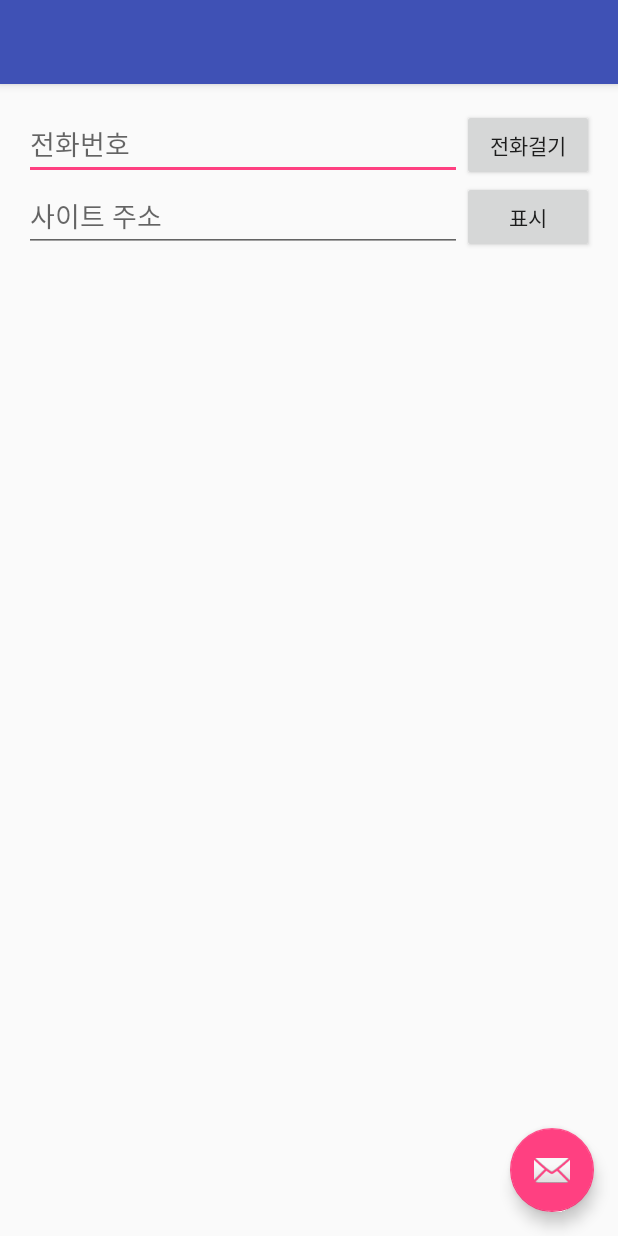
After one commit to EunKeyong/MyFirstAndroidApp, an Android app: the layout activity_implicit.xml on its own in the app's theme, with its tools: preview values and no code run, on a phone screen of 412 x 824 dp. The commit adds this screen. Run offline under Robolectric (Android 15) with nearby library versions, the phone set to English and light mode, and no system bars.

Commit message:
Basic Activity, 암시적 인텐트, intent filter 연습

```diff
--- a/app/build.gradle
+++ b/app/build.gradle
@@ -25,5 +25,6 @@
         exclude group: 'com.android.support', module: 'support-annotations'
     })
     compile 'com.android.support:appcompat-v7:24.2.1'
+    compile 'com.android.support:design:24.2.1'
     testCompile 'junit:junit:4.12'
 }
--- /dev/null
+++ b/app/src/main/res/layout/activity_implicit.xml
@@ -0,0 +1,34 @@
+<?xml version="1.0" encoding="utf-8"?>
+<android.support.design.widget.CoordinatorLayout xmlns:android="http://schemas.android.com/apk/res/android"
+    xmlns:app="http://schemas.android.com/apk/res-auto"
+    xmlns:tools="http://schemas.android.com/tools"
+    android:layout_width="match_parent"
+    android:layout_height="match_parent"
+    android:fitsSystemWindows="true"
+    tools:context="com.example.byg.exam_0120.ImplicitActivity">
+
+    <android.support.design.widget.AppBarLayout
+        android:layout_width="match_parent"
+        android:layout_height="wrap_content"
+        android:theme="@style/AppTheme.AppBarOverlay">
+
+        <android.support.v7.widget.Toolbar
+            android:id="@+id/toolbar"
+            android:layout_width="match_parent"
+            android:layout_height="?attr/actionBarSize"
+            android:background="?attr/colorPrimary"
+            app:popupTheme="@style/AppTheme.PopupOverlay" />
+
+    </android.support.design.widget.AppBarLayout>
+
+    <include layout="@layout/content_implicit" />
+
+    <android.support.design.widget.FloatingActionButton
+        android:id="@+id/fab"
+        android:layout_width="wrap_content"
+        android:layout_height="wrap_content"
+        android:layout_gravity="bottom|end"
+        android:layout_margin="@dimen/fab_margin"
+        app:srcCompat="@android:drawable/ic_dialog_email" />
+
+</android.support.design.widget.CoordinatorLayout>
--- /dev/null
+++ b/app/src/main/res/layout/content_implicit.xml
@@ -0,0 +1,54 @@
+<?xml version="1.0" encoding="utf-8"?>
+<LinearLayout xmlns:android="http://schemas.android.com/apk/res/android"
+    xmlns:app="http://schemas.android.com/apk/res-auto"
+    xmlns:tools="http://schemas.android.com/tools"
+    android:id="@+id/content_implicit"
+    android:layout_width="match_parent"
+    android:layout_height="match_parent"
+    android:orientation="vertical"
+    android:paddingBottom="@dimen/activity_vertical_margin"
+    android:paddingLeft="@dimen/activity_horizontal_margin"
+    android:paddingRight="@dimen/activity_horizontal_margin"
+    android:paddingTop="@dimen/activity_vertical_margin"
+    app:layout_behavior="@string/appbar_scrolling_view_behavior"
+    tools:context="com.example.byg.exam_0120.ImplicitActivity"
+    tools:showIn="@layout/activity_implicit">
+
+    <LinearLayout
+        android:layout_width="match_parent"
+        android:layout_height="wrap_content">
+
+        <EditText
+            android:id="@+id/phon_edit"
+            android:layout_width="0dp"
+            android:layout_height="wrap_content"
+            android:layout_weight="1"
+            android:hint="전화번호"
+            android:inputType="phone" />
+
+        <Button
+            android:id="@+id/phone_button"
+            android:layout_width="wrap_content"
+            android:layout_height="wrap_content"
+            android:text="전화걸기" />
+    </LinearLayout>
+
+    <LinearLayout
+        android:layout_width="match_parent"
+        android:layout_height="wrap_content">
+
+        <EditText
+            android:id="@+id/url_edit"
+            android:layout_width="0dp"
+            android:layout_height="wrap_content"
+            android:layout_weight="1"
+            android:hint="사이트 주소"
+            android:inputType="textUri" />
+
+        <Button
+            android:id="@+id/url_button"
+            android:layout_width="wrap_content"
+            android:layout_height="wrap_content"
+            android:text="표시" />
+    </LinearLayout>
+</LinearLayout>
--- /dev/null
+++ b/app/src/main/res/values-v21/styles.xml
@@ -0,0 +1 @@
+<resources></resources>
--- a/app/src/main/res/values/dimens.xml
+++ b/app/src/main/res/values/dimens.xml
@@ -2,4 +2,5 @@
     <!-- Default screen margins, per the Android Design guidelines. -->
     <dimen name="activity_horizontal_margin">16dp</dimen>
     <dimen name="activity_vertical_margin">16dp</dimen>
+    <dimen name="fab_margin">16dp</dimen>
 </resources>
--- a/app/src/main/res/values/strings.xml
+++ b/app/src/main/res/values/strings.xml
@@ -1,3 +1,4 @@
 <resources>
     <string name="app_name">Exam_0120</string>
+    <string name="title_activity_implicit">ImplicitActivity</string>
 </resources>
--- a/app/src/main/res/values/styles.xml
+++ b/app/src/main/res/values/styles.xml
@@ -11,4 +11,8 @@
         <item name="windowNoTitle">true</item>
     </style>
 
+    <style name="AppTheme.AppBarOverlay" parent="ThemeOverlay.AppCompat.Dark.ActionBar" />
+
+    <style name="AppTheme.PopupOverlay" parent="ThemeOverlay.AppCompat.Light" />
+
 </resources>
```
Also changed, not shown: app/src/main/java/com/example/byg/exam_0120/ImplicitActivity.java (added, +78 -0 lines).
